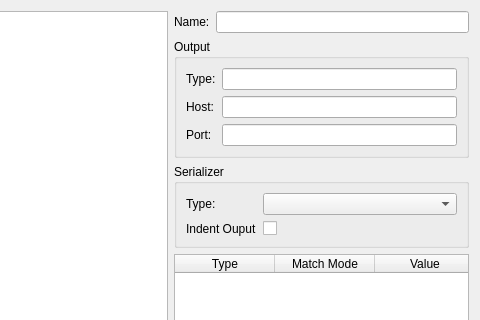
This is gui/configeditor.ui in froglogic/tracetool as Qt 5 draws it before an edit; both pictures show x 139 to 619 and y 0 to 320 of the 619 by 633 pixel window. The edited form follows.
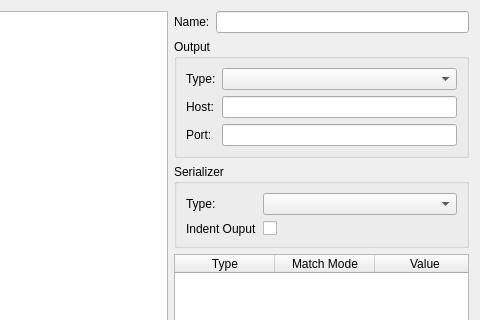
This is the edited form.

Commit message:
Improve output type section
RESOLVE:APP-46

Patch:
```diff
--- a/gui/configeditor.ui
+++ b/gui/configeditor.ui
@@ -69,9 +69,6 @@
         </property>
        </widget>
       </item>
-      <item row="0" column="1">
-       <widget class="QLineEdit" name="outputTypeEdit"/>
-      </item>
       <item row="1" column="0">
        <widget class="QLabel" name="label_2">
         <property name="text">
@@ -92,6 +89,9 @@
       <item row="2" column="1">
        <widget class="QLineEdit" name="portEdit"/>
       </item>
+      <item row="0" column="1">
+       <widget class="QComboBox" name="outputTypeComboBox"/>
+      </item>
      </layout>
     </widget>
    </item>
```
Left out of the diff: 4 changed lines with no effect on the pictures. The commit also changes 2 other files.
